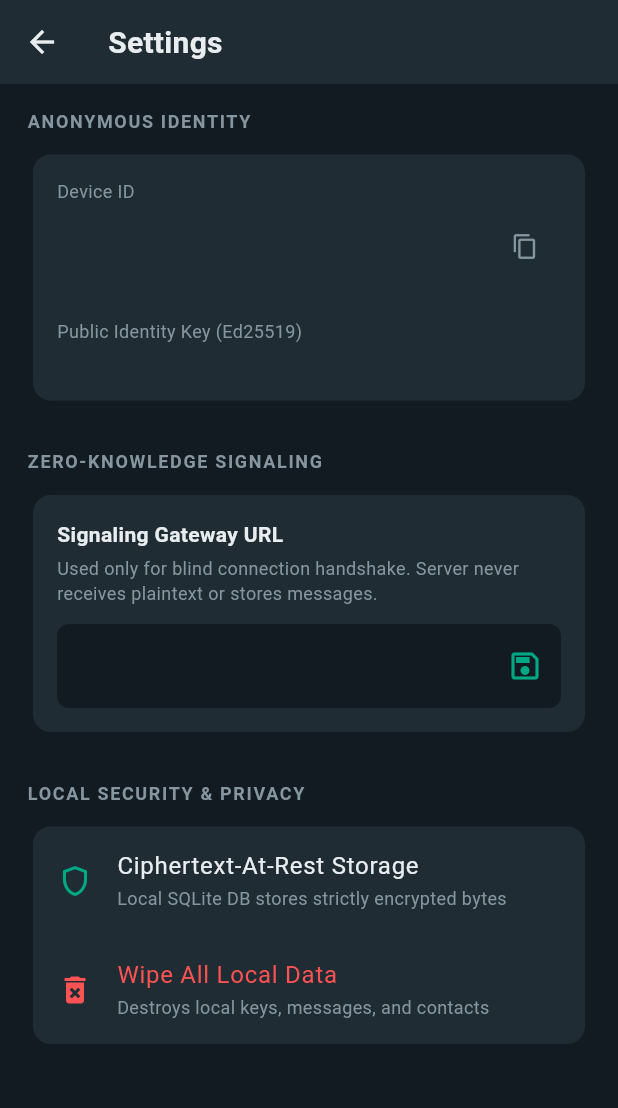
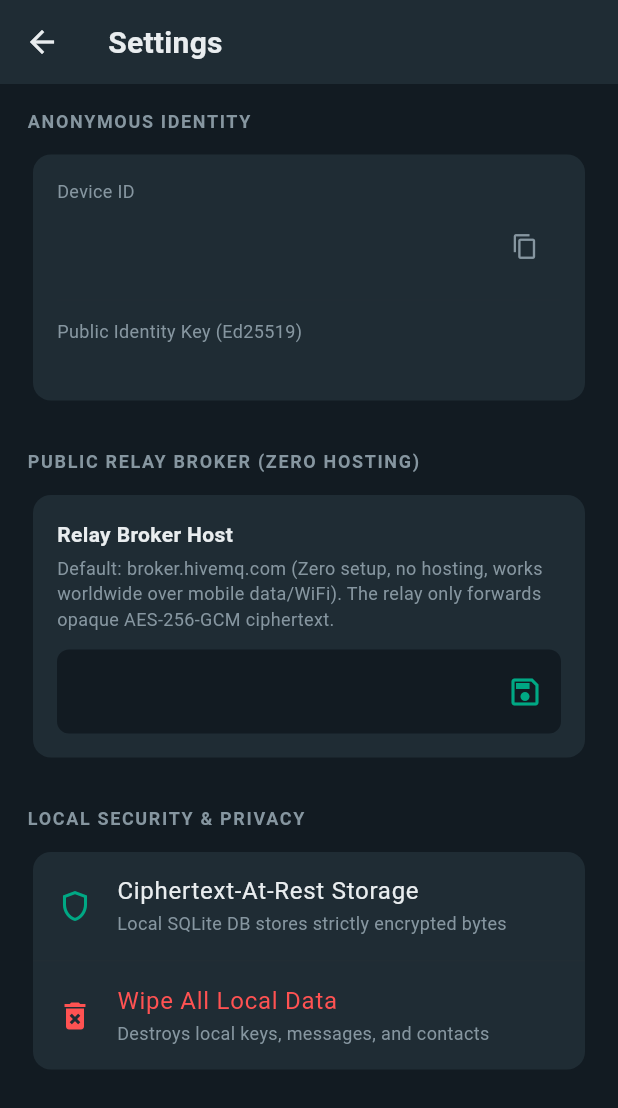
Before and after one commit to SurajChaurasia84/Mine, a Flutter app: the SettingsScreen screen opened directly with empty values, on a phone screen of 412 x 824 dp. Shown: the top 1108 px of the screen. Run offline on Flutter 3.47's test engine with Material 3 defaults, Android fonts, the phone set to English and light mode, and no system bars; our stand-ins replace flutter_secure_storage, qr_flutter, sqflite, sqflite_common_ffi, sqflite_common_ffi_web; missing offline and left inert: cryptography; accounts and stored records are empty; statements that could not run were skipped.

Commit message:
feat(settings): improve settings screen

```diff
--- a/lib/features/settings/settings_screen.dart
+++ b/lib/features/settings/settings_screen.dart
@@ -136,7 +136,7 @@ class _SettingsScreenState extends State<SettingsScreen> {
 
           // Network & Signaling Gateway
           const Text(
-            'ZERO-KNOWLEDGE SIGNALING',
+            'PUBLIC RELAY BROKER (ZERO HOSTING)',
             style: TextStyle(fontSize: 12, fontWeight: FontWeight.bold, color: MineTheme.textMuted, letterSpacing: 1.1),
           ),
           const SizedBox(height: 10),
@@ -147,12 +147,12 @@ class _SettingsScreenState extends State<SettingsScreen> {
                 crossAxisAlignment: CrossAxisAlignment.start,
                 children: [
                   const Text(
-                    'Signaling Gateway URL',
+                    'Relay Broker Host',
                     style: TextStyle(fontSize: 14, fontWeight: FontWeight.w600),
                   ),
                   const SizedBox(height: 4),
                   const Text(
-                    'Used only for blind connection handshake. Server never receives plaintext or stores messages.',
+                    'Default: broker.hivemq.com (Zero setup, no hosting, works worldwide over mobile data/WiFi). The relay only forwards opaque AES-256-GCM ciphertext.',
                     style: TextStyle(fontSize: 12, color: MineTheme.textMuted),
                   ),
                   const SizedBox(height: 12),
```
